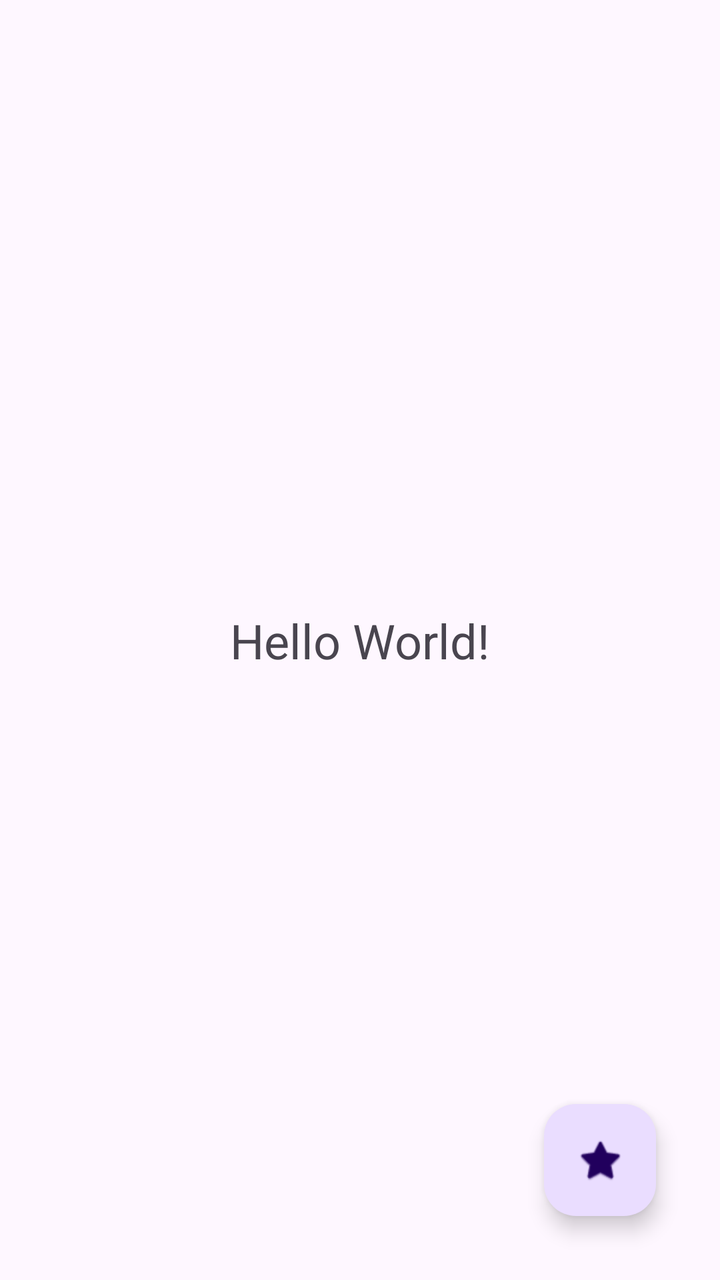
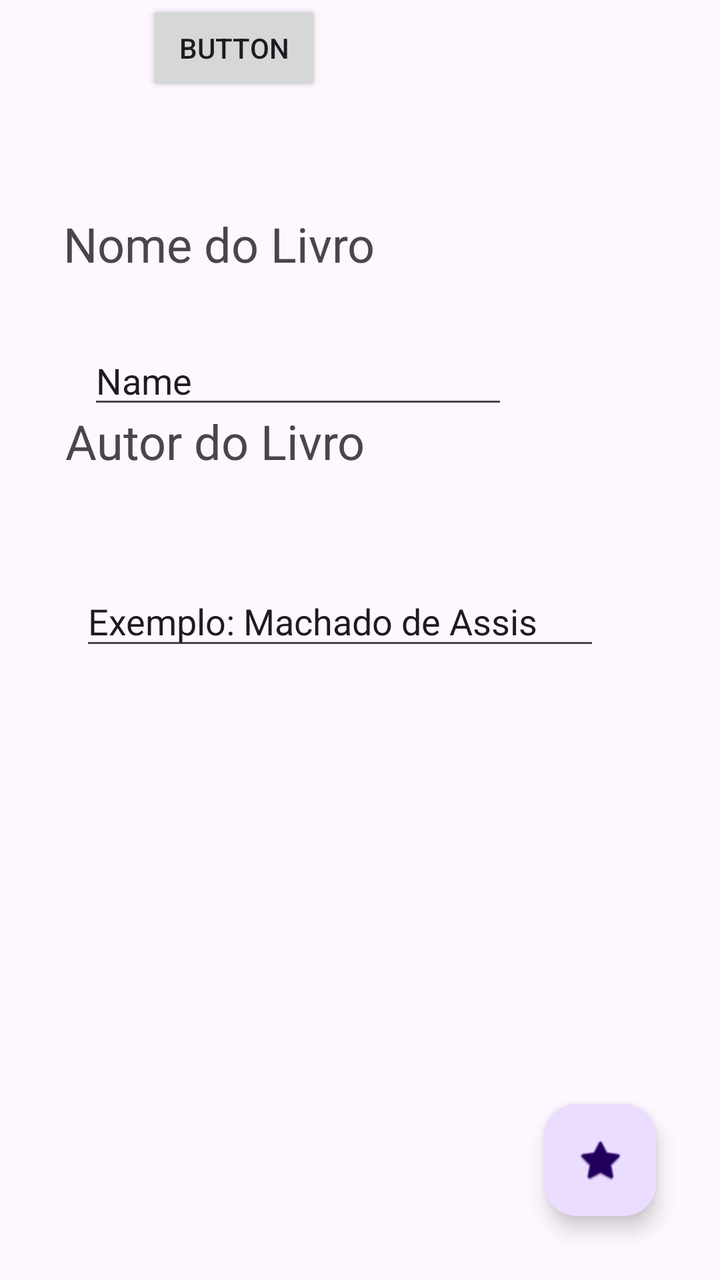

Two renders of the same Android screen: before a commit and after it. Below are the layout's source before the change and the commit's diff.
<!-- AndroidManifest.xml: application theme Theme.AppTelas -->
<!-- res/layout/activity_main.xml -->
<?xml version="1.0" encoding="utf-8"?>
<androidx.constraintlayout.widget.ConstraintLayout xmlns:android="http://schemas.android.com/apk/res/android"
    xmlns:app="http://schemas.android.com/apk/res-auto"
    xmlns:tools="http://schemas.android.com/tools"
    android:id="@+id/main"
    android:layout_width="match_parent"
    android:layout_height="match_parent"
    tools:context=".MainActivity">

    <TextView
        android:layout_width="wrap_content"
        android:layout_height="wrap_content"
        android:text="Hello World!"
        android:textSize="24sp"
        app:layout_constraintBottom_toBottomOf="parent"
        app:layout_constraintEnd_toEndOf="parent"
        app:layout_constraintStart_toStartOf="parent"
        app:layout_constraintTop_toTopOf="parent" />

    <com.google.android.material.floatingactionbutton.FloatingActionButton
        android:id="@+id/fab_avanca"
        android:layout_width="wrap_content"
        android:layout_height="wrap_content"
        android:layout_marginEnd="32dp"
        android:layout_marginBottom="32dp"
        android:clickable="true"
        android:contentDescription="Encaminha para a segunda tela"
        app:layout_constraintBottom_toBottomOf="parent"
        app:layout_constraintEnd_toEndOf="parent"
        app:srcCompat="@android:drawable/btn_star_big_on" />

</androidx.constraintlayout.widget.ConstraintLayout>
<!-- resources referenced by this layout -->
<resources>
  <style name="Theme.AppTelas" parent="Base.Theme.AppTelas" />
  <style name="Base.Theme.AppTelas" parent="Theme.Material3.DayNight.NoActionBar">
          
          
      </style>
</resources>

<!-- the commit's change to res/layout/activity_main.xml (unified diff, before → after) -->
@@ -10,12 +10,26 @@
     <TextView
         android:layout_width="wrap_content"
         android:layout_height="wrap_content"
-        android:text="Hello World!"
+        android:text="Autor do Livro"
         android:textSize="24sp"
         app:layout_constraintBottom_toBottomOf="parent"
         app:layout_constraintEnd_toEndOf="parent"
+        app:layout_constraintHorizontal_bias="0.156"
         app:layout_constraintStart_toStartOf="parent"
-        app:layout_constraintTop_toTopOf="parent" />
+        app:layout_constraintTop_toTopOf="parent"
+        app:layout_constraintVertical_bias="0.336" />
+
+    <TextView
+        android:layout_width="wrap_content"
+        android:layout_height="wrap_content"
+        android:text="Nome do Livro"
+        android:textSize="24sp"
+        app:layout_constraintBottom_toBottomOf="parent"
+        app:layout_constraintEnd_toEndOf="parent"
+        app:layout_constraintHorizontal_bias="0.156"
+        app:layout_constraintStart_toStartOf="parent"
+        app:layout_constraintTop_toTopOf="parent"
+        app:layout_constraintVertical_bias="0.174" />
 
     <com.google.android.material.floatingactionbutton.FloatingActionButton
         android:id="@+id/fab_avanca"
@@ -29,4 +43,38 @@
         app:layout_constraintEnd_toEndOf="parent"
         app:srcCompat="@android:drawable/btn_star_big_on" />
 
+    <EditText
+        android:id="@+id/input_nome_livro"
+        android:layout_width="wrap_content"
+        android:layout_height="wrap_content"
+        android:layout_marginStart="44dp"
+        android:layout_marginTop="168dp"
+        android:ems="10"
+        android:inputType="text"
+        android:text="Name"
+        app:layout_constraintStart_toStartOf="parent"
+        app:layout_constraintTop_toTopOf="parent" />
+
+    <EditText
+        android:id="@+id/input_nome_autor_livro"
+        android:layout_width="260dp"
+        android:layout_height="42dp"
+        android:layout_marginStart="40dp"
+        android:layout_marginTop="288dp"
+        android:ems="10"
+        android:inputType="text"
+        android:text="Exemplo: Machado de Assis"
+        app:layout_constraintStart_toStartOf="parent"
+        app:layout_constraintTop_toTopOf="parent" />
+
+    <Button
+        android:id="@+id/button_criar"
+        android:layout_width="wrap_content"
+        android:layout_height="wrap_content"
+        android:text="Button"
+        app:layout_constraintEnd_toEndOf="parent"
+        app:layout_constraintHorizontal_bias="0.268"
+        app:layout_constraintStart_toStartOf="parent"
+        tools:layout_editor_absoluteY="352dp" />
+
 </androidx.constraintlayout.widget.ConstraintLayout>
